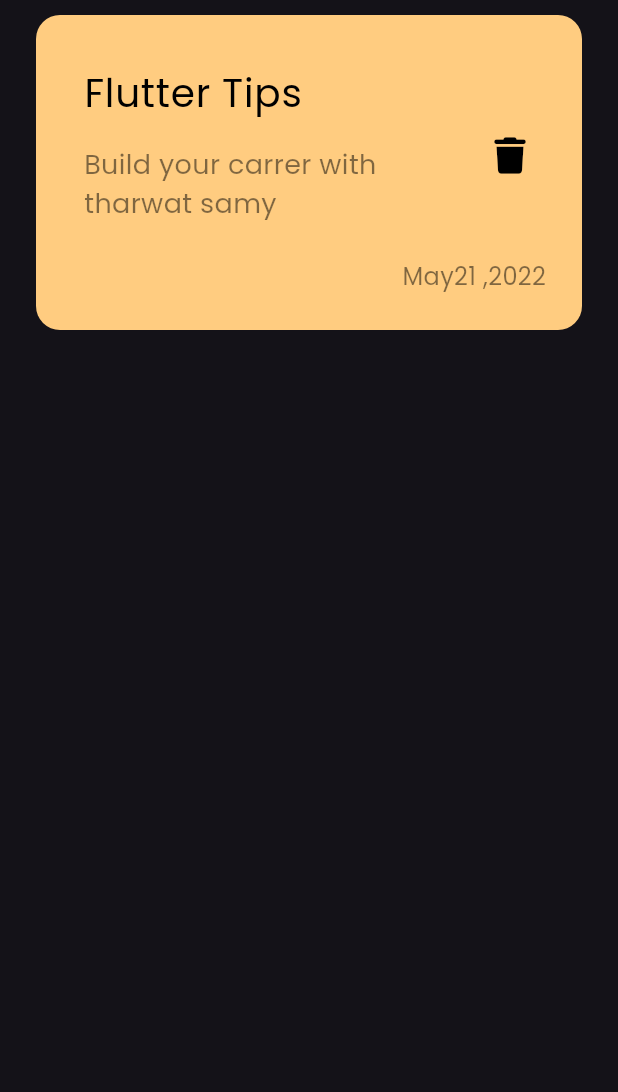
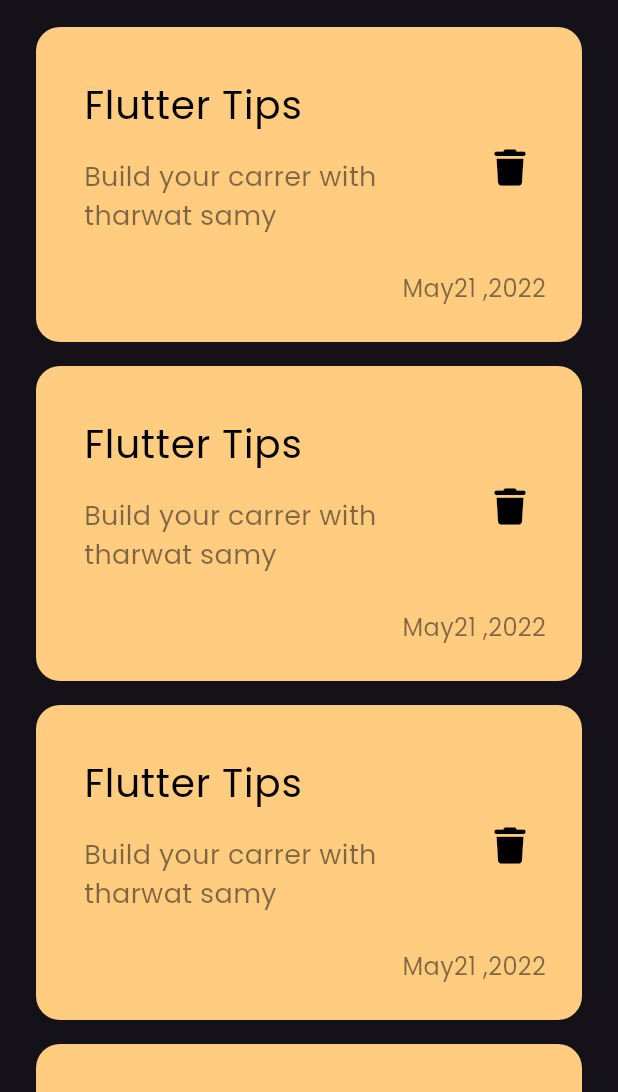
Before and after one commit to ahmed-ehab-m/NotesAsync, a Flutter app: the screen it shows after launch, on a phone screen of 412 x 824 dp, the part 144-1236 px from its top. Run offline on Flutter 3.47's test engine with Material 3 defaults, Android fonts, the phone set to English and light mode, and no system bars; our stand-ins replace font_awesome_flutter.

Commit message:
create custom notes list view

```diff
--- a/lib/views/widgets/custom_note_item.dart
+++ b/lib/views/widgets/custom_note_item.dart
@@ -7,14 +7,15 @@ class NoteItem extends StatelessWidget {
   @override
   Widget build(BuildContext context) {
     return Container(
-      padding: EdgeInsets.fromLTRB(16, 24, 0, 24),
+      padding: const EdgeInsets.fromLTRB(16, 24, 0, 24),
       decoration: BoxDecoration(
-          color: Color(0xffFFCC80), borderRadius: BorderRadius.circular(16)),
+          color: const Color(0xffFFCC80),
+          borderRadius: BorderRadius.circular(16)),
       child: Column(
         crossAxisAlignment: CrossAxisAlignment.end,
         children: [
           ListTile(
-            title: Text(
+            title: const Text(
               'Flutter Tips',
               style: TextStyle(
                 color: Colors.black,
@@ -33,7 +34,7 @@ class NoteItem extends StatelessWidget {
             ),
             trailing: IconButton(
                 onPressed: () {},
-                icon: Icon(
+                icon: const Icon(
                   FontAwesomeIcons.trash,
                   color: Colors.black,
                   size: 24,
--- /dev/null
+++ b/lib/views/widgets/custom_notes_list_view.dart
@@ -0,0 +1,16 @@
+import 'package:flutter/material.dart';
+import 'package:notes_app/views/widgets/custom_note_item.dart';
+
+class CustomNotesListView extends StatelessWidget {
+  const CustomNotesListView({super.key});
+
+  @override
+  Widget build(BuildContext context) {
+    return ListView.builder(itemBuilder: (context, index) {
+      return const Padding(
+        padding: EdgeInsets.symmetric(vertical: 8),
+        child: NoteItem(),
+      );
+    });
+  }
+}
--- a/lib/views/widgets/notes_view_body.dart
+++ b/lib/views/widgets/notes_view_body.dart
@@ -1,15 +1,15 @@
 import 'package:flutter/material.dart';
 import 'package:notes_app/views/widgets/custom_app_bar.dart';
-import 'package:notes_app/views/widgets/custom_note_item.dart';
+import 'package:notes_app/views/widgets/custom_notes_list_view.dart';
 
 class NotesViewBody extends StatelessWidget {
   const NotesViewBody({super.key});
 
   @override
   Widget build(BuildContext context) {
-    return Padding(
-      padding: const EdgeInsets.symmetric(horizontal: 24),
-      child: const Column(
+    return const Padding(
+      padding: EdgeInsets.symmetric(horizontal: 24),
+      child: Column(
         children: [
           SizedBox(
             height: 50,
@@ -18,7 +18,7 @@ class NotesViewBody extends StatelessWidget {
           SizedBox(
             height: 10,
           ),
-          NoteItem(),
+          Expanded(child: CustomNotesListView()),
         ],
       ),
     );
```
